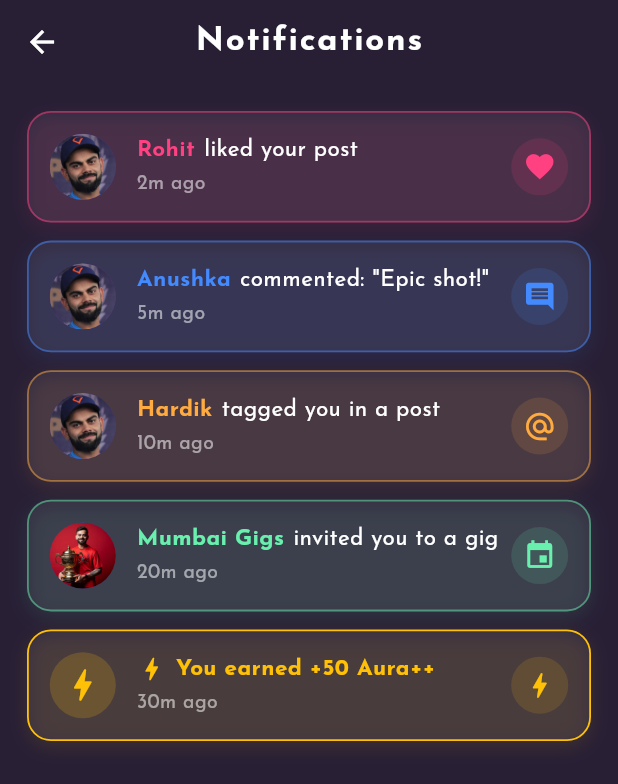
After one commit to imshivraj101/radius_orbit, a Flutter app: the screen it shows after launch, after a tap on an icon or button, on a phone screen of 412 x 824 dp. The commit adds this screen. Shown: the top 784 px of the screen. Run offline on Flutter 3.47's test engine with Material 3 defaults, Android fonts, the phone set to English and light mode, and no system bars; our stand-ins replace flutter_svg; network calls fail.

Commit message:
Initial commit with Profile and Notifications page

```diff
--- /dev/null
+++ b/lib/screens/notifications_page.dart
@@ -0,0 +1,189 @@
+import 'package:flutter/material.dart';
+
+class NotificationsPage extends StatelessWidget {
+  const NotificationsPage({super.key});
+
+  @override
+  Widget build(BuildContext context) {
+    final notifications = [
+      {
+        'type': 'like',
+        'user': 'Rohit',
+        'avatar': 'assets/icons/virat.jpg',
+        'desc': 'liked your post',
+        'time': '2m ago',
+        'color': Colors.pinkAccent,
+        'icon': Icons.favorite,
+      },
+      {
+        'type': 'comment',
+        'user': 'Anushka',
+        'avatar': 'assets/icons/virat.jpg',
+        'desc': 'commented: "Epic shot!"',
+        'time': '5m ago',
+        'color': Colors.blueAccent,
+        'icon': Icons.comment,
+      },
+      {
+        'type': 'tag',
+        'user': 'Hardik',
+        'avatar': 'assets/icons/virat.jpg',
+        'desc': 'tagged you in a post',
+        'time': '10m ago',
+        'color': Colors.orangeAccent,
+        'icon': Icons.alternate_email,
+      },
+      {
+        'type': 'invite',
+        'user': 'Mumbai Gigs',
+        'avatar': 'assets/icons/trophy.jpeg',
+        'desc': 'invited you to a gig',
+        'time': '20m ago',
+        'color': Colors.greenAccent,
+        'icon': Icons.event,
+      },
+      {
+        'type': 'aura',
+        'user': 'System',
+        'avatar': '',
+        'desc': 'You earned +50 Aura++',
+        'time': '30m ago',
+        'color': Colors.amber,
+        'icon': Icons.bolt_rounded,
+      },
+    ];
+
+    return Scaffold(
+      backgroundColor: const Color(0xFF281F35),
+      appBar: AppBar(
+        backgroundColor: Colors.transparent,
+        elevation: 0,
+        iconTheme: const IconThemeData(color: Colors.white),
+        title: const Text(
+          "Notifications",
+          style: TextStyle(
+            color: Colors.white,
+            fontFamily: 'JosefinSans',
+            fontWeight: FontWeight.bold,
+            fontSize: 22,
+            letterSpacing: 1.2,
+          ),
+        ),
+        centerTitle: true,
+      ),
+      body: ListView.separated(
+        padding: const EdgeInsets.symmetric(horizontal: 18, vertical: 18),
+        itemCount: notifications.length,
+        separatorBuilder: (_, __) => const SizedBox(height: 12),
+        itemBuilder: (context, i) {
+          final n = notifications[i];
+          return Container(
+            padding: const EdgeInsets.all(14),
+            decoration: BoxDecoration(
+              color: Colors.white.withOpacity(0.06),
+              borderRadius: BorderRadius.circular(16),
+              border: Border.all(
+                color: (n['type'] == 'aura') ? Colors.amber : (n['color'] as Color).withOpacity(0.5),
+                width: 1.2,
+              ),
+              boxShadow: [
+                BoxShadow(
+                  color: (n['color'] as Color).withOpacity(0.10),
+                  blurRadius: 10,
+                  offset: const Offset(0, 4),
+                ),
+              ],
+            ),
+            child: Row(
+              children: [
+                if ((n['avatar'] as String).isNotEmpty)
+                  CircleAvatar(
+                    radius: 22,
+                    backgroundImage: AssetImage(n['avatar'] as String),
+                  )
+                else
+                  Container(
+                    width: 44,
+                    height: 44,
+                    decoration: BoxDecoration(
+                      shape: BoxShape.circle,
+                      color: (n['color'] as Color).withOpacity(0.18),
+                    ),
+                    child: Icon(n['icon'] as IconData, color: n['color'] as Color, size: 28),
+                  ),
+                const SizedBox(width: 14),
+                Expanded(
+                  child: Column(
+                    crossAxisAlignment: CrossAxisAlignment.start,
+                    children: [
+                      if (n['type'] != 'aura')
+                        Row(
+                          children: [
+                            Text(
+                              n['user'] as String,
+                              style: TextStyle(
+                                color: n['color'] as Color,
+                                fontWeight: FontWeight.bold,
+                                fontFamily: 'JosefinSans',
+                                fontSize: 15,
+                              ),
+                            ),
+                            const SizedBox(width: 6),
+                            Flexible(
+                              child: Text(
+                                n['desc'] as String,
+                                style: const TextStyle(
+                                  color: Colors.white,
+                                  fontFamily: 'JosefinSans',
+                                  fontSize: 15,
+                                ),
+                                overflow: TextOverflow.ellipsis,
+                              ),
+                            ),
+                          ],
+                        ),
+                      if (n['type'] == 'aura')
+                        Row(
+                          children: [
+                            const Icon(Icons.bolt_rounded, color: Colors.amber, size: 20),
+                            const SizedBox(width: 6),
+                            Text(
+                              n['desc'] as String,
+                              style: const TextStyle(
+                                color: Colors.amber,
+                                fontWeight: FontWeight.bold,
+                                fontFamily: 'JosefinSans',
+                                fontSize: 15,
+                              ),
+                            ),
+                          ],
+                        ),
+                      const SizedBox(height: 2),
+                      Text(
+                        n['time'] as String,
+                        style: const TextStyle(
+                          color: Colors.white54,
+                          fontFamily: 'JosefinSans',
+                          fontSize: 13,
+                        ),
+                      ),
+                    ],
+                  ),
+                ),
+                const SizedBox(width: 8),
+                Container(
+                  padding: const EdgeInsets.all(8),
+                  decoration: BoxDecoration(
+                    color: (n['color'] as Color).withOpacity(0.13),
+                    shape: BoxShape.circle,
+                  ),
+                  child: Icon(n['icon'] as IconData, color: n['color'] as Color, size: 22),
+                ),
+              ],
+            ),
+          );
+        },
+      ),
+    );
+  }
+}
--- a/lib/widgets/top_bar.dart
+++ b/lib/widgets/top_bar.dart
@@ -1,6 +1,7 @@
 import 'package:flutter/material.dart';
 import 'package:flutter_svg/flutter_svg.dart';
 import '../screens/radius_chat_page.dart';
+import '../screens/notifications_page.dart';
 
 class TopBar extends StatelessWidget {
   const TopBar({super.key});
@@ -13,11 +14,20 @@ class TopBar extends StatelessWidget {
         mainAxisAlignment: MainAxisAlignment.spaceBetween,
         children: [
           // Notification bell icon (SVG)
-          SvgPicture.asset(
-            'assets/icons/bell.svg',
-            width: 26,
-            height: 26,
-            colorFilter: const ColorFilter.mode(Colors.white, BlendMode.srcIn),
+          GestureDetector(
+            onTap: () {
+              Navigator.of(context).push(
+                MaterialPageRoute(
+                  builder: (_) => const NotificationsPage(),
+                ),
+              );
+            },
+            child: SvgPicture.asset(
+              'assets/icons/bell.svg',
+              width: 26,
+              height: 26,
+              colorFilter: const ColorFilter.mode(Colors.white, BlendMode.srcIn),
+            ),
           ),
 
           // Aura pill shifted left
```
